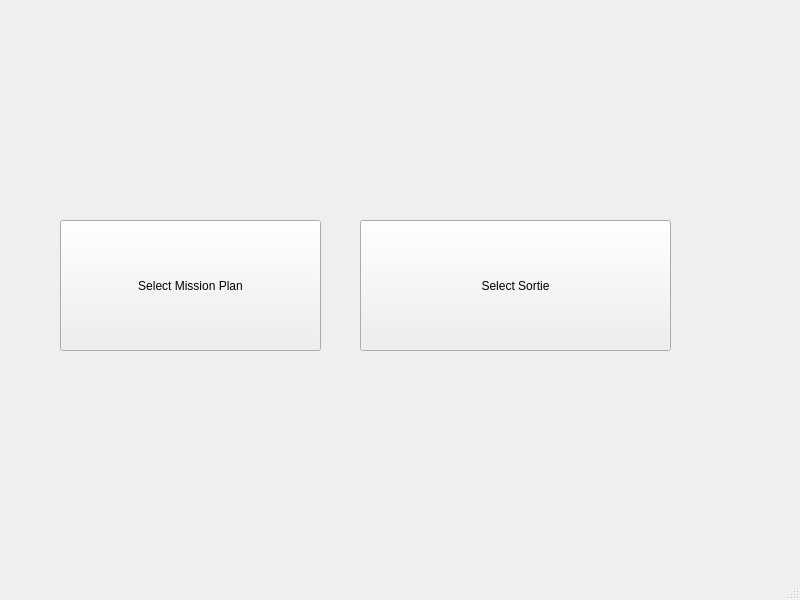
Before: the Qt Designer form frontend/GUI/ui/MainWindow/MainWindow.ui in jolif1/Checkers, drawn with Qt 5.
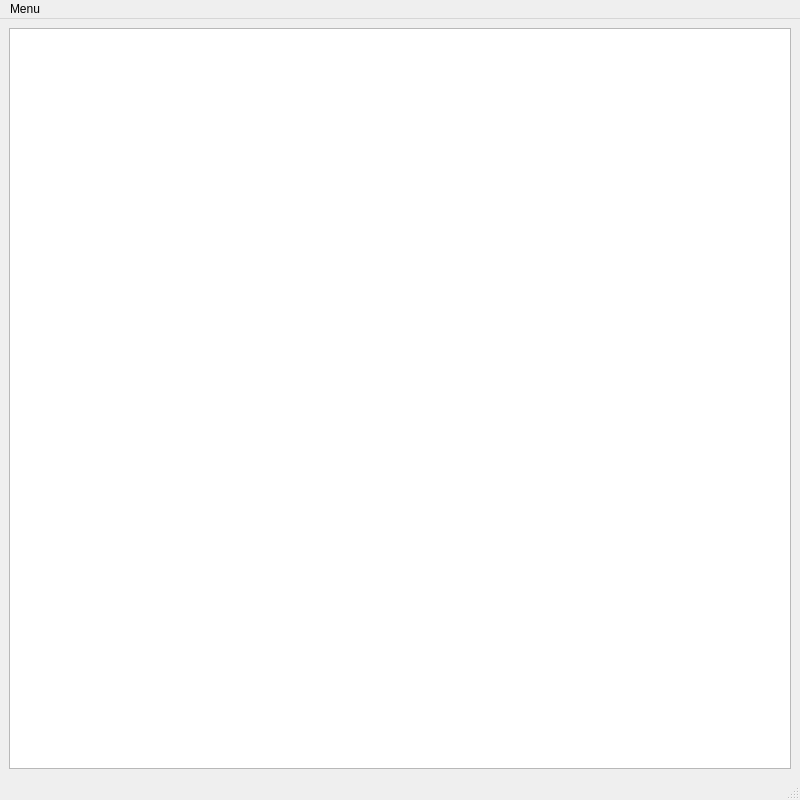
After: the same form once the commit is applied.

```diff
--- a/frontend/GUI/ui/MainWindow/MainWindow.ui
+++ b/frontend/GUI/ui/MainWindow/MainWindow.ui
@@ -7,39 +7,50 @@
     <x>0</x>
     <y>0</y>
     <width>800</width>
-    <height>600</height>
+    <height>800</height>
    </rect>
   </property>
   <property name="windowTitle">
    <string>MainWindow</string>
   </property>
   <widget class="QWidget" name="centralwidget">
-   <widget class="QPushButton" name="mSelectMPBtn">
-    <property name="geometry">
-     <rect>
-      <x>60</x>
-      <y>220</y>
-      <width>261</width>
-      <height>131</height>
-     </rect>
-    </property>
-    <property name="text">
-     <string>Select Mission Plan</string>
-    </property>
-   </widget>
-   <widget class="QPushButton" name="mSelectSortieBtn">
-    <property name="geometry">
-     <rect>
-      <x>360</x>
-      <y>220</y>
-      <width>311</width>
-      <height>131</height>
-     </rect>
-    </property>
-    <property name="text">
-     <string>Select Sortie</string>
-    </property>
-   </widget>
+   <layout class="QVBoxLayout" name="verticalLayout_2">
+    <item>
+     <layout class="QVBoxLayout" name="verticalLayout">
+      <item>
+       <widget class="QTableView" name="mBoardTable">
+        <property name="editTriggers">
+         <set>QAbstractItemView::NoEditTriggers</set>
+        </property>
+        <property name="tabKeyNavigation">
+         <bool>false</bool>
+        </property>
+        <property name="selectionMode">
+         <enum>QAbstractItemView::ContiguousSelection</enum>
+        </property>
+        <property name="cornerButtonEnabled">
+         <bool>false</bool>
+        </property>
+        <attribute name="horizontalHeaderVisible">
+         <bool>false</bool>
+        </attribute>
+        <attribute name="horizontalHeaderMinimumSectionSize">
+         <number>40</number>
+        </attribute>
+        <attribute name="verticalHeaderVisible">
+         <bool>false</bool>
+        </attribute>
+        <attribute name="verticalHeaderMinimumSectionSize">
+         <number>40</number>
+        </attribute>
+        <attribute name="verticalHeaderDefaultSectionSize">
+         <number>100</number>
+        </attribute>
+       </widget>
+      </item>
+     </layout>
+    </item>
+   </layout>
   </widget>
   <widget class="QMenuBar" name="menubar">
    <property name="geometry">
@@ -50,6 +61,12 @@
      <height>21</height>
     </rect>
    </property>
+   <widget class="QMenu" name="menuMenu">
+    <property name="title">
+     <string>Menu</string>
+    </property>
+   </widget>
+   <addaction name="menuMenu"/>
   </widget>
   <widget class="QStatusBar" name="statusbar"/>
  </widget>
```
Left out of the diff: 2 changed lines with no effect on the pictures.
